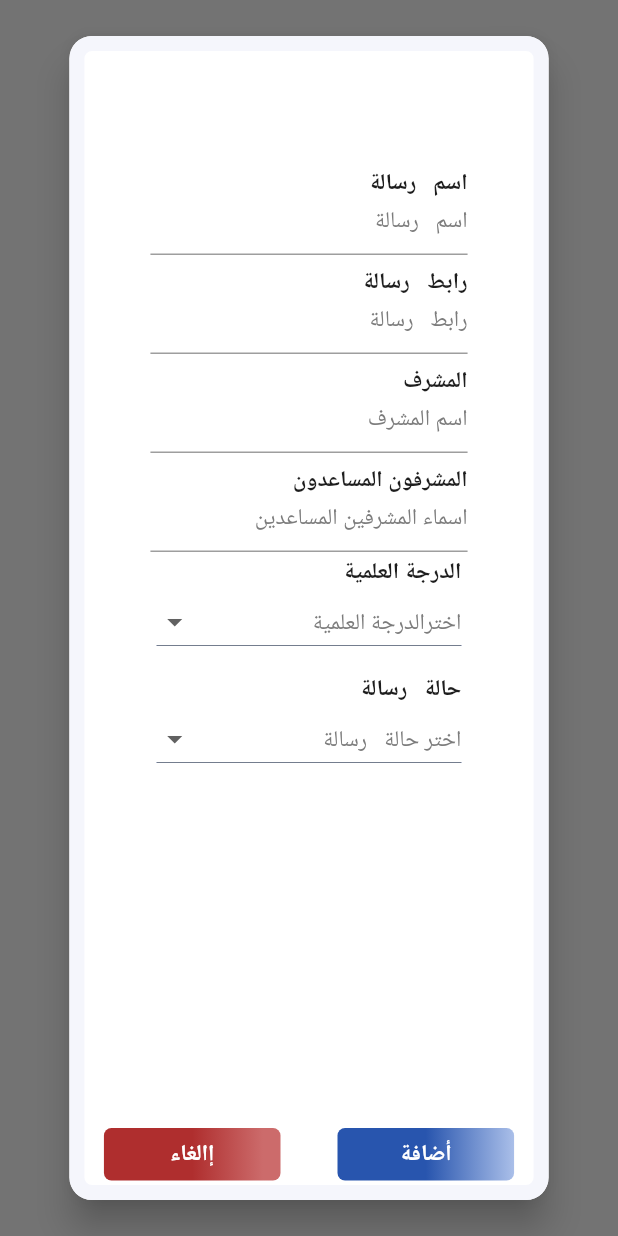
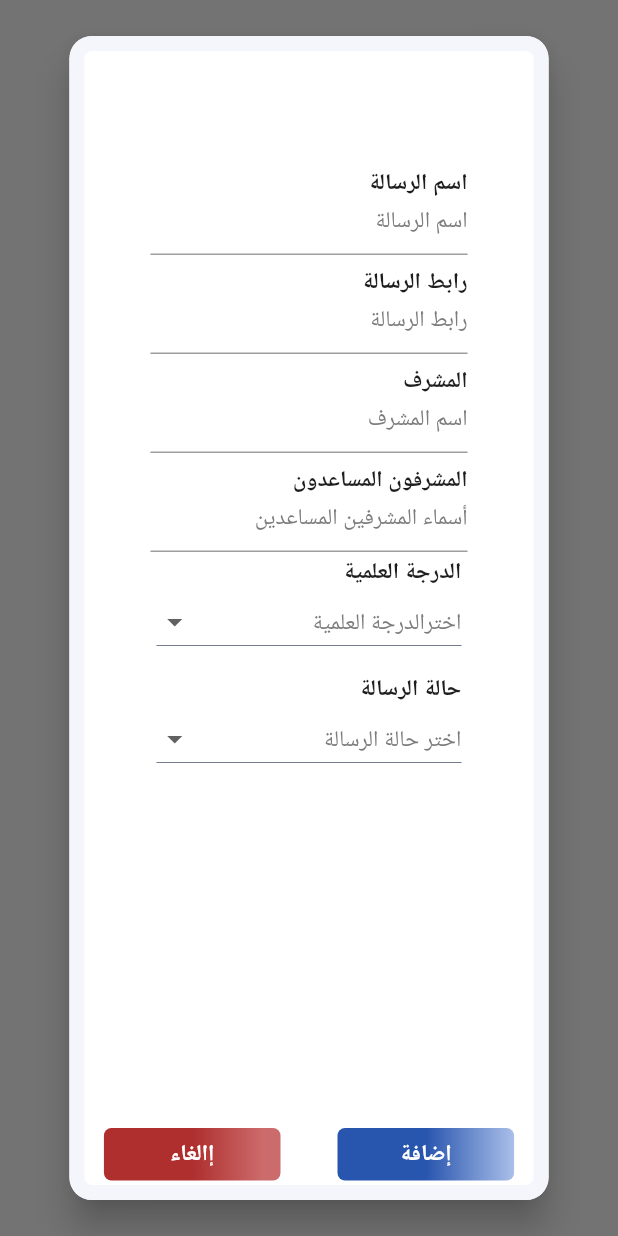
Before and after one commit to EbrahimMShaaban/eshraf, a Flutter app: what showDialogTheses() shows on an empty page, opened directly with empty values, on a phone screen of 412 x 824 dp. Run offline on Flutter 3.47's test engine with Material 2 defaults, Android fonts, the phone set to English and light mode, and no system bars; our stand-ins replace awesome_dialog, cloud_firestore, emoji_picker_flutter, firebase_auth, firebase_core, firebase_messaging and 5 more; missing offline and left inert: flutter_email_sender, quds_ui_kit; accounts and stored records are empty; Roboto replaces fonts that are missing (Cairo).

Commit message:
edit arabic text in more than 10 files

```diff
--- a/lib/constant/alert_methods.dart
+++ b/lib/constant/alert_methods.dart
@@ -76,15 +76,15 @@ void showDialogTheses(
               child: Column(
                 children: [
                   TextFieldUser(
-                    hintText: 'اسم   رسالة',
-                    labelText: "اسم   رسالة",
+                    hintText: 'اسم الرسالة',
+                    labelText: "اسم الرسالة",
                     scure: false,
                     onChanged: (val) {
                       prov.nameTheses = val;
                     },
                     validator: (value) {
                       if (value.isEmpty) {
-                        return 'الرجاءادخال اسم   رسالة ';
+                        return 'الرجاءإدخال اسم الرسالة ';
                       }
                     },
                   ),
@@ -94,11 +94,11 @@ void showDialogTheses(
                       },
                       validator: (value) {
                         if (value.isEmpty) {
-                          return 'الرجاءادخال رابط   رسالة ';
+                          return 'الرجاءادخال رابط الرسالة ';
                         }
                       },
-                      hintText: 'رابط   رسالة',
-                      labelText: 'رابط   رسالة',
+                      hintText: 'رابط الرسالة',
+                      labelText: 'رابط الرسالة',
                       scure: false),
                   TextFieldUser(
                       onChanged: (val) {
@@ -106,7 +106,7 @@ void showDialogTheses(
                       },
                       validator: (value) {
                         if (value.isEmpty) {
-                          return 'الرجاءادخال اسماء المشرفين  ';
+                          return 'الرجاءإدخال أسماء المشرفين  ';
                         }
                       },
                       hintText: 'اسم المشرف',
@@ -118,10 +118,10 @@ void showDialogTheses(
                       },
                       validator: (value) {
                         if (value.isEmpty) {
-                          return 'الرجاءادخال اسماء المشرفين المساعدين ';
+                          return 'الرجاءادخال أسماء المشرفين المساعدين ';
                         }
                       },
-                      hintText: 'اسماء المشرفين المساعدين',
+                      hintText: 'أسماء المشرفين المساعدين',
                       labelText: "المشرفون المساعدون",
                       scure: false),
                   Padding(
@@ -185,7 +185,7 @@ void showDialogTheses(
                       crossAxisAlignment: CrossAxisAlignment.end,
                       children: [
                         Text(
-                          'حالة   رسالة',
+                          'حالة الرسالة',
                           style: labelStyle3,
                         ),
                         Directionality(
@@ -193,7 +193,7 @@ void showDialogTheses(
                           child: SizedBox(
                             child: DropdownButton<String>(
                               hint: Text(
-                                'اختر حالة   رسالة',
+                                'اختر حالة الرسالة',
                                 style: hintStyle,
                               ),
                               value: prov.thesesStatus,
@@ -246,7 +246,7 @@ void showDialogTheses(
                 Navigator.pop(context);
               }),
           ButtonUser(
-              text: 'أضافة',
+              text: 'إضافة',
               color: blueGradient,
               onTap: () async {
                 print(auth.usertype);
@@ -267,7 +267,7 @@ void showDialogTheses(
                   AwesomeDialog(
                           context: context,
                           title: "هام",
-                          body: const Text("تمت عملية  ضافة بنجاح"),
+                          body: const Text("تمت عملية الإضافة بنجاح"),
                           dialogType: DialogType.SUCCES)
                       .show();
                 }
@@ -310,7 +310,7 @@ void showDialogProject(
                       },
                       validator: (value) {
                         if (value.isEmpty) {
-                          return 'الرجاءادخال اسم المشروع ';
+                          return 'الرجاءإدخال اسم المشروع ';
                         }
                       },
                       hintText: 'اسم المشروع',
@@ -322,7 +322,7 @@ void showDialogProject(
                       },
                       validator: (value) {
                         if (value.isEmpty) {
-                          return 'الرجاءادخال وصف المشروع ';
+                          return 'الرجاءإدخال وصف المشروع ';
                         }
                       },
                       hintText: 'وصف المشروع',
@@ -346,11 +346,11 @@ void showDialogProject(
                       },
                       validator: (value) {
                         if (value.isEmpty) {
-                          return 'الرجاءادخال اسماء  عضاء ';
+                          return 'الرجاءادخال أسماء الأعضاء ';
                         }
                       },
-                      hintText: 'اسم  عضاء',
-                      labelText: " عضاء",
+                      hintText: 'أسماء الأعضاء',
+                      labelText: " الأعضاء",
                       scure: false),
                   TextFieldUser(
                       onChanged: (val) {
@@ -431,7 +431,7 @@ void showDialogProject(
                 Navigator.pop(context);
               }),
           ButtonUser(
-              text: 'أضافة',
+              text: 'إضافة',
               color: blueGradient,
               onTap: () async {
                 if (prov.formkey.currentState!.validate()) {
@@ -452,7 +452,7 @@ void showDialogProject(
                   AwesomeDialog(
                       context: context,
                       title: "هام",
-                      body: const Text("تمت عملية  ضافة بنجاح"),
+                      body: const Text("تمت عملية الإضافة بنجاح"),
                       dialogType: DialogType.SUCCES)
                       .show();
                 }
--- a/lib/constant/loading_methods.dart
+++ b/lib/constant/loading_methods.dart
@@ -7,7 +7,7 @@ showLoading(context) {
         return AlertDialog(
           title: const Directionality(
             textDirection: TextDirection.rtl,
-              child:  Text("برجاء الا نتظار")),
+              child:  Text("برجاء الانتظار")),
           // ignore: sized_box_for_whitespace
           content: Container(
               height: 50,
--- a/lib/constant/style.dart
+++ b/lib/constant/style.dart
@@ -1,4 +1,3 @@
-import 'dart:ui';
 
 import 'package:flutter/material.dart';
 import 'package:google_fonts/google_fonts.dart';
--- a/lib/screens/Home/college_views.dart
+++ b/lib/screens/Home/college_views.dart
@@ -108,11 +108,11 @@ List colleges = [
   'كلية التجارة',
   'كليةالتمريض ',
   'كلية الطب',
-  'كلية طب  سنان',
+  'كلية طب الأسنان',
   'كلية الصيدلة',
   'كلية العلوم الطبية التطبيقية',
   'كلية الحقوق',
-  'كلية  داب',
+  'كلية الآداب',
   'كلية التربية',
   'كلية الألسن',
   'كلية السياحة والفنادق',
--- a/lib/screens/Home/navigation.dart
+++ b/lib/screens/Home/navigation.dart
@@ -48,9 +48,9 @@ class _NavigationFileState extends State<NavigationFile> {
         },
         items: const [
           BottomNavigationBarItem(icon: Icon(Icons.home,size: 25,color: white,), label: 'الرئيسية',),
-          BottomNavigationBarItem(icon: Image(image: AssetImage('assets/bar-chart.png',),height: 25,color: white,), label: 'مشاريع'),
+          BottomNavigationBarItem(icon: Image(image: AssetImage('assets/bar-chart.png',),height: 25,color: white,), label: 'المشاريع'),
           BottomNavigationBarItem(icon: Image(image: AssetImage('assets/newsletter.png'),height: 25,color: white,), label: 'الرسائل'),
-          BottomNavigationBarItem(icon: Image(image: AssetImage('assets/class.png'),height: 25,color: white,), label: 'ندوات'),
+          BottomNavigationBarItem(icon: Image(image: AssetImage('assets/class.png'),height: 25,color: white,), label: 'الندوات'),
         ],
       ),
     );
--- a/lib/screens/Home/supervision_list.dart
+++ b/lib/screens/Home/supervision_list.dart
@@ -17,7 +17,7 @@ class _SupervisionListState extends State<SupervisionList> {
     return Scaffold(
       appBar: AppBar(
         backgroundColor: white,
-        title: Text('طلبات  شراف',
+        title: Text('طلبات الإشراف',
             style: GoogleFonts.cairo(
               textStyle: const TextStyle(
                   color: blue, fontWeight: FontWeight.bold, fontSize: 28),
--- a/lib/screens/bookmark/project.dart
+++ b/lib/screens/bookmark/project.dart
@@ -128,7 +128,7 @@ class _ProjectBookMarkState extends State<ProjectBookMark> {
                     style: hintStyle3,
                   ),
                   Text(
-                    ' عضاء :' +
+                    'الأعضاء :' +
                         projectModel.memberProjectName!,
 
                     style: hintStyle3,
--- a/lib/screens/bookmark/view.dart
+++ b/lib/screens/bookmark/view.dart
@@ -61,7 +61,7 @@ class _BookmarkScreenState extends State<BookmarkScreen> {
                   padding:
                   const EdgeInsets.symmetric(horizontal: 10, vertical: 15),
                   child: Text(
-                    ' الرس ت ',
+                    ' الرسائل',
                     style: bluebold,
                   ),
                 ),
@@ -74,7 +74,7 @@ class _BookmarkScreenState extends State<BookmarkScreen> {
                   padding:
                   const EdgeInsets.symmetric(horizontal: 10, vertical: 15),
                   child: Text(
-                    'المشاريع ',
+                    'المشاريع',
                     style: bluebold,
                   ),
                 ),
--- a/lib/screens/chat/chat_room.dart
+++ b/lib/screens/chat/chat_room.dart
@@ -208,7 +208,7 @@ class _ChatRoomState extends State<ChatRoom> {
                     ),
                     fillColor: white,
                     filled: true,
-                    hintText: 'اكتب  ن',
+                    hintText: 'اكتب هنا',
                     hintStyle: hintStyle,
                     enabledBorder: OutlineInputBorder(
                         borderRadius: BorderRadius.circular(10),
--- a/lib/screens/chat/view.dart
+++ b/lib/screens/chat/view.dart
@@ -108,7 +108,7 @@ class _ChatScreenState extends State<ChatScreen> {
                         ontapicon: () async {
                           await showDialogWarning(
                             context,
-                            text: 'هل انت متاكد من حذف المحادثة؟',
+                            text: 'هل انت متأكد من حذف المحادثة؟',
                             ontap: () async {
                               await FirebaseFirestore.instance
                                   .collection('member')
--- a/lib/screens/help/view.dart
+++ b/lib/screens/help/view.dart
@@ -75,7 +75,7 @@ class _HelpScreenState extends State<HelpScreen> {
 
                    validator: (val){
                      if(val.isEmpty){
-                      return 'يجب ادخال عنوان المشكلة' ;
+                      return 'يجب إدخال عنوان المشكلة' ;
                      }
                    },
                      controller: problemTitleController,
@@ -111,7 +111,7 @@ class _HelpScreenState extends State<HelpScreen> {
                           await AwesomeDialog(
                               context: context,
                               title: "هام",
-                              body: const Text("تم  رسال بنجاح"),
+                              body: const Text("تم الإرسال بنجاح"),
                               dialogType: DialogType.SUCCES)
                             .show();
                           Navigator.pop(context);
--- a/lib/screens/profile/eidt_profile/information_items.dart
+++ b/lib/screens/profile/eidt_profile/information_items.dart
@@ -73,7 +73,7 @@ class _InformationItemState extends State<InformationItem> {
                 onChanged: (val) {},
                 controller: name,
                 labelText: "اسم الباحث",
-                hintText: "أسمك",
+                hintText: "اسمك",
                 scure: false,
                 validator: (value) {
                   if (value.isEmpty) {
@@ -156,7 +156,7 @@ class _InformationItemState extends State<InformationItem> {
                 }
               },
               controller: phone,
-              hintText: "+96655...",
+              hintText: "+2010...",
               labelText: "رقم الهاتف",
               scure: false,
               // initialValue: phone,
@@ -197,7 +197,7 @@ class _InformationItemState extends State<InformationItem> {
               },
               controller: link,
               hintText: "ادخل رابط GooGel School",
-              labelText: " ابحاثى",
+              labelText: "أبحاثى",
               scure: false,
               // initialValue: link,
             ),
--- a/lib/screens/profile/eidt_profile/project_item.dart
+++ b/lib/screens/profile/eidt_profile/project_item.dart
@@ -93,7 +93,7 @@ class ProjectItem extends StatelessWidget {
                                                 style: hintStyle5,
                                               ),
                                               Text(
-                                                ' عضاء ${snapshot.data!.docs[index]['memberProjectName']}',
+                                                ' الأعضاء ${snapshot.data!.docs[index]['memberProjectName']}',
                                                 style: hintStyle5,
                                               ),
                                             ],
@@ -139,7 +139,7 @@ class ProjectItem extends StatelessWidget {
                                   child: IconButton(
                                     onPressed: () async {
                                       await showDialogWarning(context,
-                                          text: 'هل انت متاكد من الحذف ',
+                                          text: 'هل أنت متاكد من الحذف ',
                                           ontap: () async {
                                             await FirebaseFirestore.instance
                                                 .collection('project')
@@ -171,7 +171,7 @@ class ProjectItem extends StatelessWidget {
           ],
         ),
         ButtonUser(
-            text: "اضافة مشروع",
+            text: "إضافة مشروع",
             color: blueGradient,
             onTap: () {
               showDialogProject(
@@ -264,11 +264,11 @@ void editProject(BuildContext context,
 
                     validator: (value) {
                       if (value.isEmpty) {
-                        return 'برجاءادخال اسماء  عضاء ';
+                        return 'برجاءادخال اسماء الأعضاء ';
                       }
                     },
-                    hintText: 'اسم  عضاء',
-                    labelText: " عضاء",
+                    hintText: 'اسم الأعضاء',
+                    labelText: "الأعضاء",
                     scure: false,
 
                   ),
@@ -353,7 +353,7 @@ void editProject(BuildContext context,
                 Navigator.pop(context);
               }),
           ButtonUser(
-              text: 'أضافة',
+              text: 'إضافة',
               color: blueGradient,
               onTap: () async {
                 if (keys.currentState!.validate()) {
--- a/lib/screens/profile/eidt_profile/theses_montor_accpet_item.dart
+++ b/lib/screens/profile/eidt_profile/theses_montor_accpet_item.dart
@@ -24,7 +24,7 @@ var val;
         Padding(
           padding: const EdgeInsets.only(right: 20,top: 20),
           child: Text(
-            "هل تقبل  شراف على  الرس ت؟",
+            "هل تقبل الإشراف على الرسائل العلمية ؟",
             style: labelStyle3,
           ),),
         Padding(
--- a/lib/screens/profile/eidt_profile/theses_montor_item.dart
+++ b/lib/screens/profile/eidt_profile/theses_montor_item.dart
@@ -45,7 +45,7 @@ class _ThesesGraduatedMontorItemState extends State<ThesesGraduatedMontorItem> {
         Padding(
           padding: const EdgeInsets.symmetric(horizontal: 10, vertical: 10),
           child: Text(
-            "االرسلات تحت اشرافك :",
+            "الرسائل المشرف عليها :",
             style: labelStyle3,
           ),
         ),
@@ -98,7 +98,7 @@ class _ThesesGraduatedMontorItemState extends State<ThesesGraduatedMontorItem> {
                                                 MainAxisAlignment.spaceEvenly,
                                             children: [
                                               Text(
-                                                'اسم رسالة : ${snapshot.data!.docs[index]['nameTheses']}',
+                                                'اسم الرسالة : ${snapshot.data!.docs[index]['nameTheses']}',
                                                 style: hintStyle5
                                               ),
                                               Text(
@@ -135,7 +135,7 @@ class _ThesesGraduatedMontorItemState extends State<ThesesGraduatedMontorItem> {
                                   child: IconButton(
                                     onPressed: () {
                                       editTheses(context,
-                                          text: 'تعديل ارسالة',
+                                          text: 'تعديل الرسالة',
                                           key: key,
                                           indexed:
                                               snapshot.data!.docs[index].id,
@@ -199,14 +199,14 @@ class _ThesesGraduatedMontorItemState extends State<ThesesGraduatedMontorItem> {
           ],
         ),
         ButtonUser(
-            text: "اضافة ارسالة",
+            text: "اضافة رسالة",
             color: blueGradient,
             onTap: () {
               print(widget.college);
               print(widget.department);
               showDialogTheses(
                 context,
-                text: 'إضافة ارسالة',
+                text: 'إضافة رسالة',
                 department:widget.department!,
                college: widget.college!);
             }),
@@ -261,12 +261,12 @@ void editTheses(
                 children: [
                   EidtTextFieldUser(
                    controller: nameTheses1,
-                    hintText: 'اسم   رسالة',
-                    labelText: "اسم   رسالة",
+                    hintText: 'اسم الرسالة',
+                    labelText: "اسم الرسالة",
                     scure: false,
                     validator: (value) {
                       if (value.isEmpty) {
-                        return 'برجاءادخال اسم   رسالة ';
+                        return 'برجاءادخال اسم الرسالة ';
                       }
                     },
 
@@ -275,11 +275,11 @@ void editTheses(
                      controller: linkTheses1,
                     validator: (value) {
                       if (value.isEmpty) {
-                        return 'برجاءادخال رابط   رسالة ';
+                        return 'برجاءادخال رابط الرسالة ';
                       }
                     },
-                    hintText: 'رابط   رسالة',
-                    labelText: 'رابط   رسالة',
+                    hintText: 'رابط الرسالة',
+                    labelText: 'رابط الرسالة',
                     scure: false,
 
                   ),
@@ -370,7 +370,7 @@ void editTheses(
                       crossAxisAlignment: CrossAxisAlignment.end,
                       children: [
                         Text(
-                          'حالة   رسالة',
+                          'حالة الرسالة',
                           style: labelStyle3,
                         ),
                         Directionality(
@@ -378,7 +378,7 @@ void editTheses(
                           child: SizedBox(
                             child: DropdownButton<String>(
                               hint: Text(
-                                'اختر حالة   رسالة',
+                                'اختر حالة الرسالة',
                                 style: hintStyle,
                               ),
                               value: thesesStatus,
@@ -430,7 +430,7 @@ void editTheses(
                 Navigator.pop(context);
               }),
           ButtonUser(
-              text: 'أضافة',
+              text: 'إضافة',
               color: blueGradient,
               onTap: () async {
                 print(indexed);
--- a/lib/screens/profile/facultymember/create_profile/accept_supervision.dart
+++ b/lib/screens/profile/facultymember/create_profile/accept_supervision.dart
@@ -19,7 +19,7 @@ class _AcceptSupervisionState extends State<AcceptSupervision> {
         Padding(
           padding: const EdgeInsets.only(right: 20, top: 20),
           child: Text(
-            "هل تقبل الإشراف عل الرسائل ؟",
+            "هل تقبل الإشراف عل الرسائل العلمية ؟",
             style: labelStyle3,
           ),
         ),
--- a/lib/screens/profile/facultymember/create_profile/profile_information.dart
+++ b/lib/screens/profile/facultymember/create_profile/profile_information.dart
@@ -71,7 +71,7 @@ class _ProfileInformationState extends State<ProfileInformation> {
                       },
                       validator: (value) {
                         if (value.isEmpty) {
-                          return 'برجاء ادخال  سم ';
+                          return 'برجاء ادخال الاسم ';
                         }
                       },
                       labelText: 'اسم الباحث',
@@ -192,10 +192,10 @@ class _ProfileInformationState extends State<ProfileInformation> {
                     },
                     validator: (value) {
                       if (value.isEmpty) {
-                        return 'برجاءادخال رابط GooGel School ';
+                        return 'برجاءادخال رابط Git Hub ';
                       }
                     },
-                    hintText: "ادخل رابط GooGel School",
+                    hintText: "ادخل رابط Git Hub",
                     labelText: " ابحاثى",
                     scure: false,
                   )),
```
Also changed, not shown: lib/provider/auth_provider.dart (+5 -5 lines), lib/provider/model.dart (+7 -7 lines), lib/screens/profile/eidt_profile/view.dart (+4 -4 lines).
